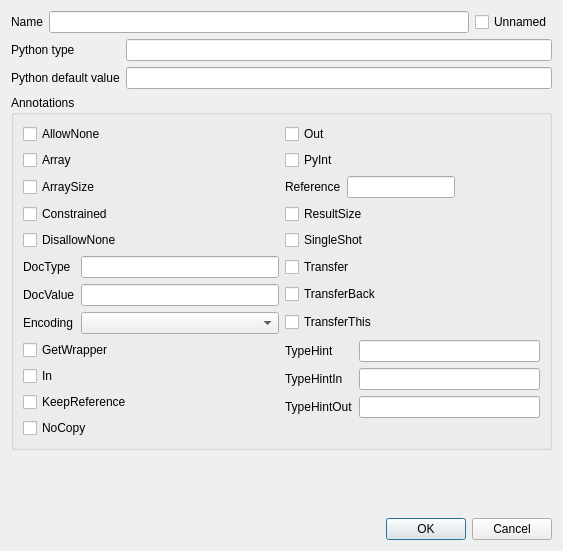
Old version of the form metasip/api_editor/Designer/ArgPropertiesBase.ui in the repository Python-SIP/metasip.
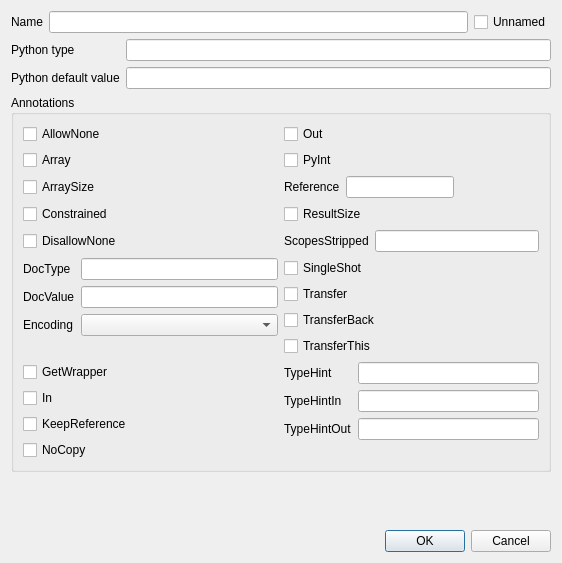
New version of the form.

Commit message: Updated the project file format to v14. Added the /StrippedScopes/ argument annotation.

The edit to the form file:
```diff
--- a/metasip/api_editor/Designer/ArgPropertiesBase.ui
+++ b/metasip/api_editor/Designer/ArgPropertiesBase.ui
@@ -6,8 +6,8 @@
    <rect>
     <x>0</x>
     <y>0</y>
-    <width>563</width>
-    <height>551</height>
+    <width>562</width>
+    <height>563</height>
    </rect>
   </property>
   <property name="windowTitle">
@@ -139,13 +139,20 @@
        </widget>
       </item>
       <item row="4" column="1">
-       <widget class="QCheckBox" name="singleShotCb">
-        <property name="text">
-         <string>SingleShot</string>
-        </property>
-       </widget>
+       <layout class="QFormLayout" name="formLayout_5">
+        <item row="0" column="1">
+         <widget class="QLineEdit" name="stripped"/>
+        </item>
+        <item row="0" column="0">
+         <widget class="QLabel" name="label_10">
+          <property name="text">
+           <string>ScopesStripped</string>
+          </property>
+         </widget>
+        </item>
+       </layout>
       </item>
-      <item row="5" column="0" rowspan="3">
+      <item row="5" column="0" rowspan="4">
        <layout class="QFormLayout" name="formLayout">
         <item row="0" column="0">
          <widget class="QLabel" name="label_3">
@@ -180,34 +187,41 @@
        </layout>
       </item>
       <item row="5" column="1">
+       <widget class="QCheckBox" name="singleShotCb">
+        <property name="text">
+         <string>SingleShot</string>
+        </property>
+       </widget>
+      </item>
+      <item row="6" column="1">
        <widget class="QCheckBox" name="transferCb">
         <property name="text">
          <string>Transfer</string>
         </property>
        </widget>
       </item>
-      <item row="6" column="1">
+      <item row="7" column="1">
        <widget class="QCheckBox" name="transferBackCb">
         <property name="text">
          <string>TransferBack</string>
         </property>
        </widget>
       </item>
-      <item row="7" column="1">
+      <item row="8" column="1">
        <widget class="QCheckBox" name="transferThisCb">
         <property name="text">
          <string>TransferThis</string>
         </property>
        </widget>
       </item>
-      <item row="8" column="0">
+      <item row="9" column="0">
        <widget class="QCheckBox" name="getWrapperCb">
         <property name="text">
          <string>GetWrapper</string>
         </property>
        </widget>
       </item>
-      <item row="8" column="1" rowspan="4">
+      <item row="9" column="1" rowspan="4">
        <layout class="QFormLayout" name="formLayout_3">
         <item row="0" column="0">
          <widget class="QLabel" name="label_6">
@@ -241,21 +255,21 @@
         </item>
        </layout>
       </item>
-      <item row="9" column="0">
+      <item row="10" column="0">
        <widget class="QCheckBox" name="inCb">
         <property name="text">
          <string>In</string>
         </property>
        </widget>
       </item>
-      <item row="10" column="0">
+      <item row="11" column="0">
        <widget class="QCheckBox" name="keepRefCb">
         <property name="text">
          <string>KeepReference</string>
         </property>
        </widget>
       </item>
-      <item row="11" column="0">
+      <item row="12" column="0">
        <widget class="QCheckBox" name="noCopyCb">
         <property name="text">
          <string>NoCopy</string>
```
Left out of the diff: 4 changed lines with no effect on the pictures. The commit also changes 9 other files.
